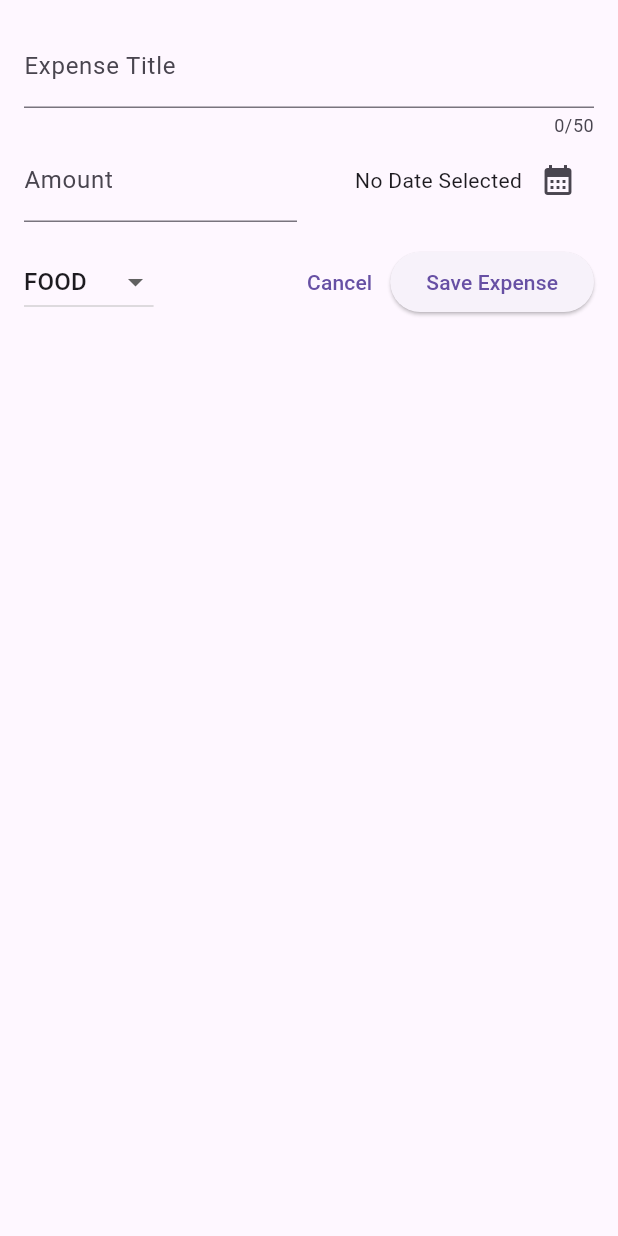
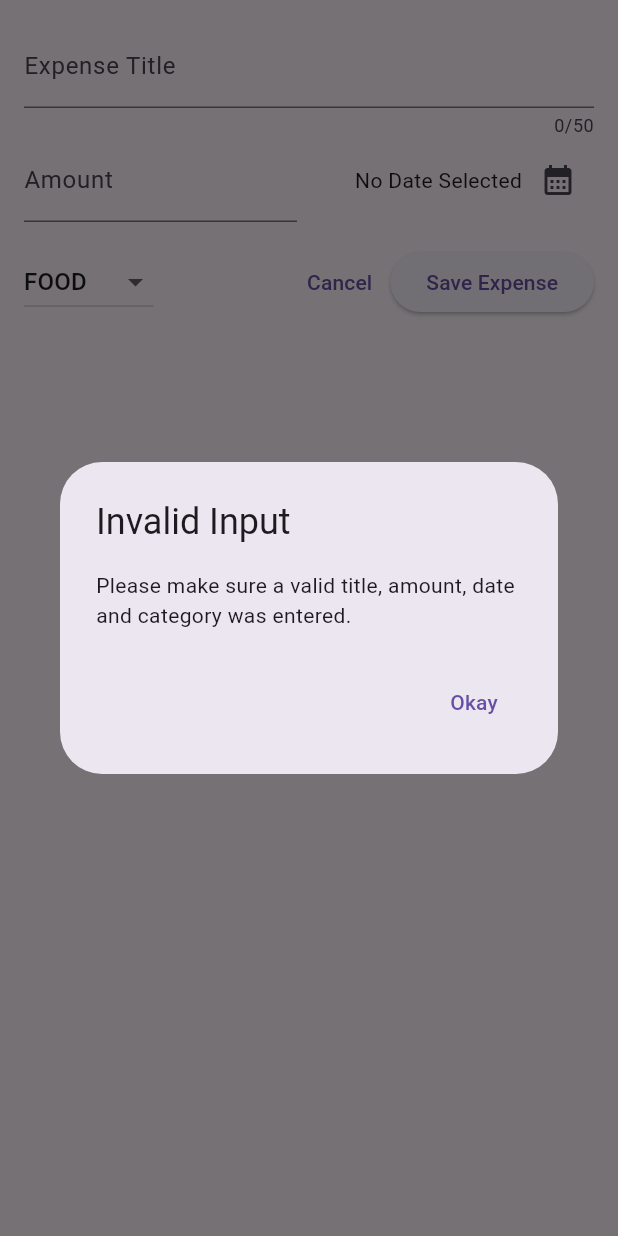
Before and after one commit to Haldiant/expense_tracker, a Flutter app: the NewExpense widget shown alone on an empty page, opened directly, after a tap on "Save Expense", on a phone screen of 412 x 824 dp. Run offline on Flutter 3.47's test engine with Material 3 defaults, Android fonts, the phone set to English and light mode, and no system bars.

Commit message:
Implement expense data submission and validation in NewExpense widget

```diff
--- a/lib/widgets/new_expense.dart
+++ b/lib/widgets/new_expense.dart
@@ -27,6 +27,34 @@ class _NewExpenseState extends State<NewExpense> {
     setState(() {
       _selectedDate = pickedDate;
     });
+  }
+
+  void _submitExpenseData() {
+    final enteredAmount = double.tryParse(_amountController.text);
+    final amountIsInvalid = enteredAmount == null || enteredAmount <= 0;
+    if (_titleController.text.trim().isEmpty ||
+        amountIsInvalid ||
+        _selectedDate == null) {
+      showDialog(
+        context: context,
+        builder: (ctx) => AlertDialog(
+          title: Text('Invalid Input'),
+          content: Text(
+            'Please make sure a valid title, amount, date and category was entered.',
+          ),
+          actions: [
+            TextButton(
+              onPressed: () {
+                Navigator.pop(ctx);
+              },
+              child: Text('Okay'),
+            ),
+          ],
+        ),
+      );
+      // show error message
+      return;
+    }
   }
 
   @override
@@ -117,10 +145,7 @@ class _NewExpenseState extends State<NewExpense> {
                 child: Text('Cancel'),
               ),
               ElevatedButton(
-                onPressed: () {
-                  print(_titleController.text);
-                  print(_amountController.text);
-                },
+                onPressed: _submitExpenseData,
                 child: Text('Save Expense'),
               ),
             ],
```
